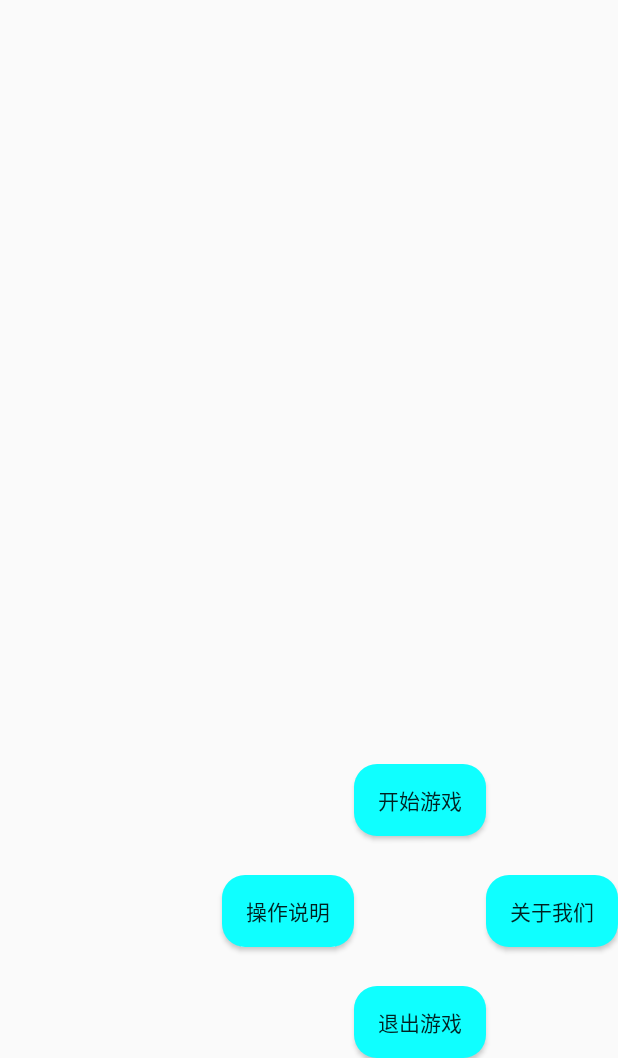
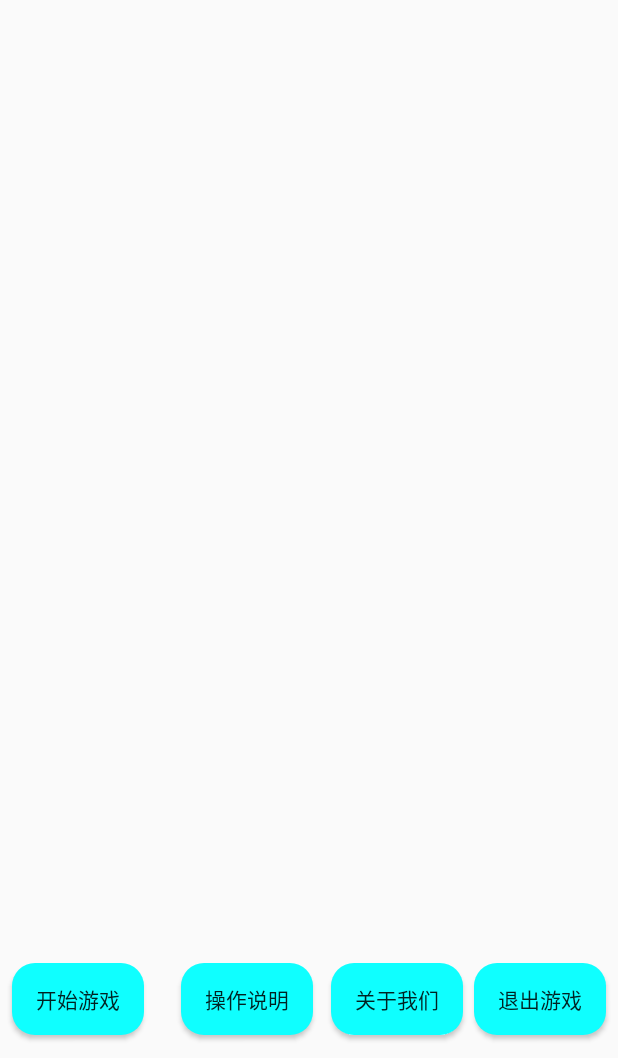
Before and after one commit to SongRb/Game2048, an Android app: the screen it shows after launch (main_menu_activity), on a phone screen of 412 x 824 dp, the part 178-1236 px from its top. Run offline under Robolectric (Android 15) with nearby library versions, the light colour scheme and no system bars.

Commit message:
Daily Backup

```diff
--- a/app/build.gradle
+++ b/app/build.gradle
@@ -2,7 +2,7 @@ apply plugin: 'com.android.application'
 
 android {
     compileSdkVersion 23
-    buildToolsVersion "23.0.3"
+    buildToolsVersion '25.0.0'
 
     defaultConfig {
         multiDexEnabled true
--- a/app/src/main/java/cn/edu/sjtu/seiee/songrb/game2048/main_menu_activity.java
+++ b/app/src/main/java/cn/edu/sjtu/seiee/songrb/game2048/main_menu_activity.java
@@ -18,19 +18,19 @@ public class main_menu_activity extends Activity {
         super.onCreate(savedInstanceState);
         setContentView(cn.edu.sjtu.seiee.songrb.game2048.R.layout.activity_main_menu);
 
-        my_button = (Button) findViewById(cn.edu.sjtu.seiee.songrb.game2048.R.id.my_button);
+        my_button = (Button) findViewById(cn.edu.sjtu.seiee.songrb.game2048.R.id.begin_game_button);
         my_button.setText("开始游戏");
         my_button.setOnClickListener(new MyButtonListener());
 
-        my_button2 = (Button) findViewById(cn.edu.sjtu.seiee.songrb.game2048.R.id.left_button);
+        my_button2 = (Button) findViewById(cn.edu.sjtu.seiee.songrb.game2048.R.id.tutorial_button);
         my_button2.setText("操作说明");
         my_button2.setOnClickListener(new MyButtonListener2());
 
-        my_button3 = (Button) findViewById(cn.edu.sjtu.seiee.songrb.game2048.R.id.mid_button);
+        my_button3 = (Button) findViewById(cn.edu.sjtu.seiee.songrb.game2048.R.id.about_us_button);
         my_button3.setText("关于我们");
         my_button3.setOnClickListener(new MyButtonListener3());
 
-        Button below_button = (Button) findViewById(cn.edu.sjtu.seiee.songrb.game2048.R.id.below_button);
+        Button below_button = (Button) findViewById(cn.edu.sjtu.seiee.songrb.game2048.R.id.exit_button);
         below_button.setOnClickListener(new View.OnClickListener() {
             @Override
             public void onClick(View v) {
--- a/app/src/main/res/drawable/round_button.xml
+++ b/app/src/main/res/drawable/round_button.xml
@@ -11,13 +11,11 @@
             <solid android:color="#0FFFFF" />
 
             <!-- 设置按钮的四个角为弧形 -->
-
             <!-- android:radius 弧形的半径 -->
 
             <corners android:radius="15dip" />
 
             <!-- padding：Button里面的文字与Button边界的间隔 -->
-
             <padding android:bottom="10dp" android:left="10dp" android:right="10dp" android:top="10dp" />
 
         </shape>
--- a/app/src/main/res/layout/activity_main_menu.xml
+++ b/app/src/main/res/layout/activity_main_menu.xml
@@ -35,76 +35,78 @@
         <!--android:layout_alignParentEnd="true" />-->
 
 
-        <!-- 屏幕中心按钮左侧按钮，此时需要设置垂直居中 android:layout_centerVertical="true" -->
+        <TextView
+            android:id="@+id/textView"
+            android:layout_width="wrap_content"
+            android:layout_height="wrap_content"
+            android:layout_alignParentLeft="true"
+            android:layout_alignParentStart="true"
+            android:layout_alignParentTop="true"
+            android:text="@string/header"
+            android:textAppearance="?android:attr/textAppearanceLarge"
+            android:textSize="40pt" />
 
         <Button
 
-            android:id="@+id/left_button"
+            android:id="@+id/begin_game_button"
+            android:layout_width="wrap_content"
+            android:layout_height="wrap_content"
+            android:layout_alignBaseline="@+id/tutorial_button"
+
+            android:layout_alignBottom="@+id/tutorial_button"
+            android:layout_alignParentLeft="true"
+            android:layout_alignParentStart="true"
+            android:layout_marginLeft="8dp"
+            android:layout_marginStart="8dp"
+            android:background="@drawable/round_button"
+            android:text="@string/begin_game_button_string" />
+
+        <Button
+
+            android:id="@+id/tutorial_button"
 
             android:layout_width="wrap_content"
 
             android:layout_height="wrap_content"
 
+            android:layout_alignParentBottom="true"
+            android:layout_marginBottom="15dp"
+
+            android:layout_marginEnd="12dp"
+            android:layout_marginRight="12dp"
+            android:layout_toLeftOf="@+id/about_us_button"
+            android:layout_toStartOf="@+id/about_us_button"
             android:background="@drawable/round_button"
-            android:layout_above="@+id/below_button"
-            android:layout_toLeftOf="@+id/below_button"
-            android:layout_toStartOf="@+id/below_button"
-            android:layout_marginBottom="26dp" />
-
-
-        <!-- 屏幕中心按钮右侧侧按钮，此时需要设置垂直居中 android:layout_centerVertical="true" -->
+            android:text="@string/tutorial_button_string" />
 
         <Button
 
-            android:id="@+id/mid_button"
+            android:id="@+id/about_us_button"
             android:layout_width="wrap_content"
             android:layout_height="wrap_content"
+            android:layout_alignBaseline="@+id/tutorial_button"
+            android:layout_alignBottom="@+id/tutorial_button"
+            android:layout_marginEnd="7dp"
+            android:layout_marginRight="7dp"
+            android:layout_toLeftOf="@+id/exit_button"
+            android:layout_toStartOf="@+id/exit_button"
             android:background="@drawable/round_button"
-            android:text="关于我们"
-            android:layout_alignBottom="@+id/left_button"
-            android:layout_alignParentRight="true"
-            android:layout_alignParentEnd="true" />
-
-
-        <!-- 屏幕中心按钮上方按钮，此时需要设置水平居中 android:layout_centerHorizontal="true" -->
+            android:text="@string/about_us_button_string" />
 
         <Button
 
-            android:id="@+id/my_button"
+            android:id="@+id/exit_button"
             android:layout_width="wrap_content"
             android:layout_height="wrap_content"
+            android:layout_alignBaseline="@+id/about_us_button"
+            android:layout_alignBottom="@+id/about_us_button"
+            android:layout_alignParentEnd="true"
+            android:layout_alignParentRight="true"
+            android:layout_marginEnd="8dp"
+            android:layout_marginRight="8dp"
             android:background="@drawable/round_button"
-            android:layout_above="@id/below_button"
-            android:layout_marginBottom="100dp"
+            android:text="@string/exit_game_button_string" />
 
-            android:layout_toLeftOf="@+id/mid_button"
-            android:layout_toStartOf="@+id/mid_button" />
-        <!--android:layout_alignTop="@+id/center_menu_button"-->
-
-
-        <!-- 屏幕中心按钮下方按钮，此时需要设置水平居中 android:layout_centerHorizontal="true" -->
-
-        <Button
-
-            android:id="@+id/below_button"
-            android:layout_width="wrap_content"
-            android:layout_height="wrap_content"
-            android:background="@drawable/round_button"
-            android:text="退出游戏"
-            android:layout_alignParentBottom="true"
-            android:layout_alignLeft="@+id/my_button"
-            android:layout_alignStart="@+id/my_button" />
-
-        <TextView
-            android:layout_width="wrap_content"
-            android:layout_height="wrap_content"
-            android:textAppearance="?android:attr/textAppearanceLarge"
-            android:text="2048"
-            android:textSize="40pt"
-            android:id="@+id/textView"
-            android:layout_alignParentTop="true"
-            android:layout_alignParentLeft="true"
-            android:layout_alignParentStart="true" />
 
     </RelativeLayout>
 </LinearLayout>
--- a/app/src/main/res/values/color.xml
+++ b/app/src/main/res/values/color.xml
@@ -9,7 +9,7 @@
     <color name="olive">#808000</color>
     <color name="purple">#800080</color>
     <color name="maroon">#800000</color>
-    <color name="aqua">#00FFFF</color>
+    <color name="aqua">#00ffff</color>
     <color name="lime">#00FF00</color>
     <color name="teal">#008080</color>
     <color name="green">#008000</color>
--- a/app/src/main/res/values/strings.xml
+++ b/app/src/main/res/values/strings.xml
@@ -23,5 +23,9 @@
     <string name="enter_error">进入房间失败</string>
     <string name="load_show">正在加载</string>
     <string name="bluetooth">蓝牙不可用</string>
+    <string name="exit_game_button_string">退出游戏</string>
+    <string name="about_us_button_string">关于我们</string>
+    <string name="tutorial_button_string">操作教程</string>
+    <string name="begin_game_button_string">开始游戏</string>
 
 </resources>
--- a/build.gradle
+++ b/build.gradle
@@ -5,7 +5,7 @@ buildscript {
         jcenter()
     }
     dependencies {
-        classpath 'com.android.tools.build:gradle:2.2.1'
+        classpath 'com.android.tools.build:gradle:2.3.0'
 
         // NOTE: Do not place your application dependencies here; they belong
         // in the individual module build.gradle files
```
Also changed, not shown: app/src/main/java/cn/edu/sjtu/seiee/songrb/game2048/game_menu_activity.java (+8 -11 lines), app/src/main/res/layout/activity_game_menu.xml (+10 -10 lines), app/src/main/res/layout/main_menu_new.xml (added, +32 -0 lines), gradle/wrapper/gradle-wrapper.properties.
